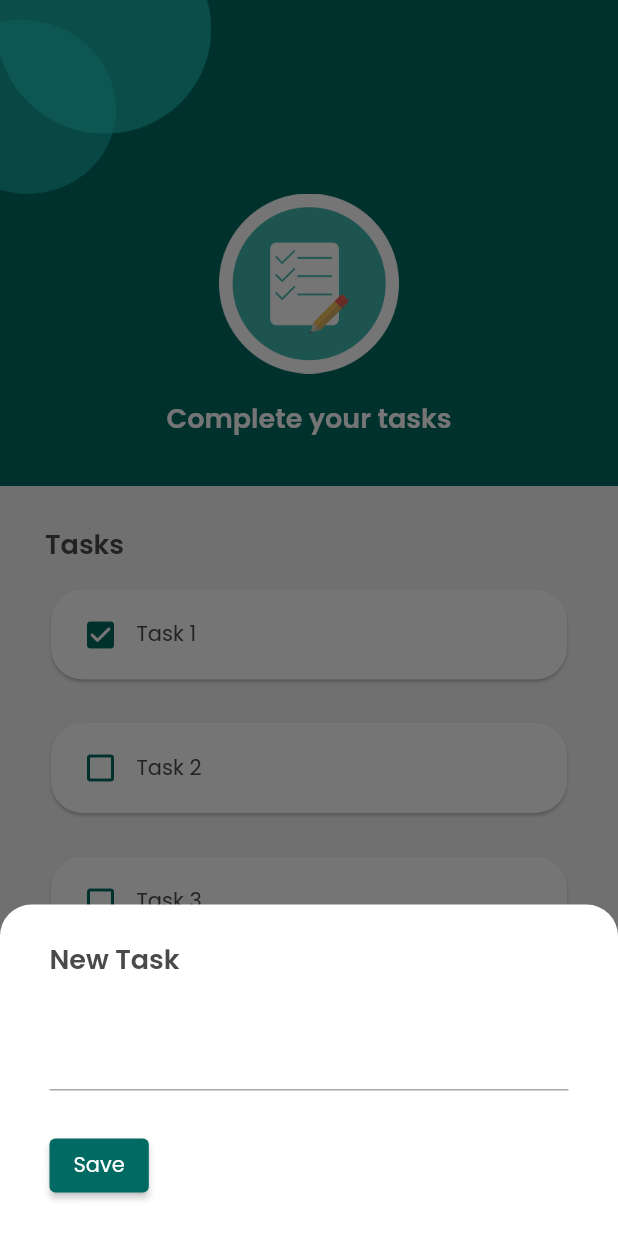
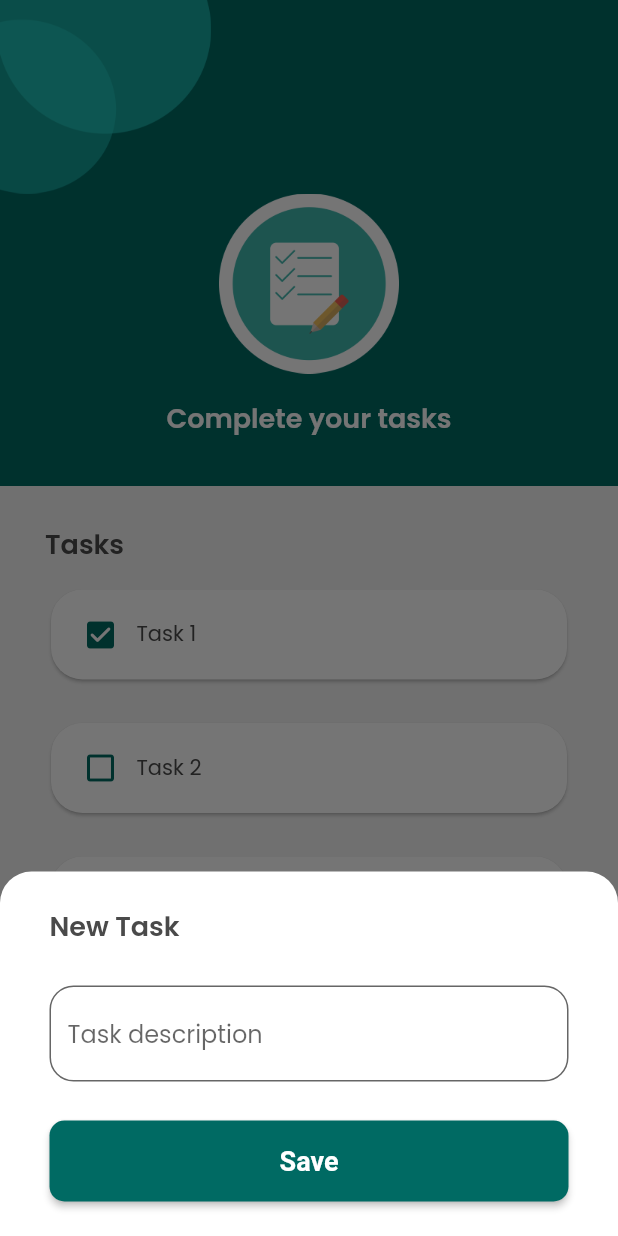
Before and after one commit to masterduck7/todo_list_flutter, a Flutter app: the TaskListView screen opened directly, after a tap on "Task 1", after a tap on the "add" icon, on a phone screen of 412 x 824 dp. Run offline on Flutter 3.47's test engine with Material 2 defaults, Android fonts, the phone set to English and light mode, and no system bars.

Commit message:
feat(task_list): Update modal with figma design

```diff
--- a/lib/app/views/task_list/task_list_view.dart
+++ b/lib/app/views/task_list/task_list_view.dart
@@ -48,7 +48,16 @@
         children: [
           const TextTitle(text: "New Task"),
           const SizedBox(height: 26),
-          const TextField(),
+          TextField(
+            decoration: InputDecoration(
+              filled: true,
+              fillColor: Colors.white,
+              border: OutlineInputBorder(
+                borderRadius: BorderRadius.circular(16),
+              ),
+              hintText: "Task description",
+            ),
+          ),
           const SizedBox(height: 26),
           ElevatedButton(
               onPressed: (){},
```
Also changed, not shown: lib/app/app.dart (+16 -1 lines).
